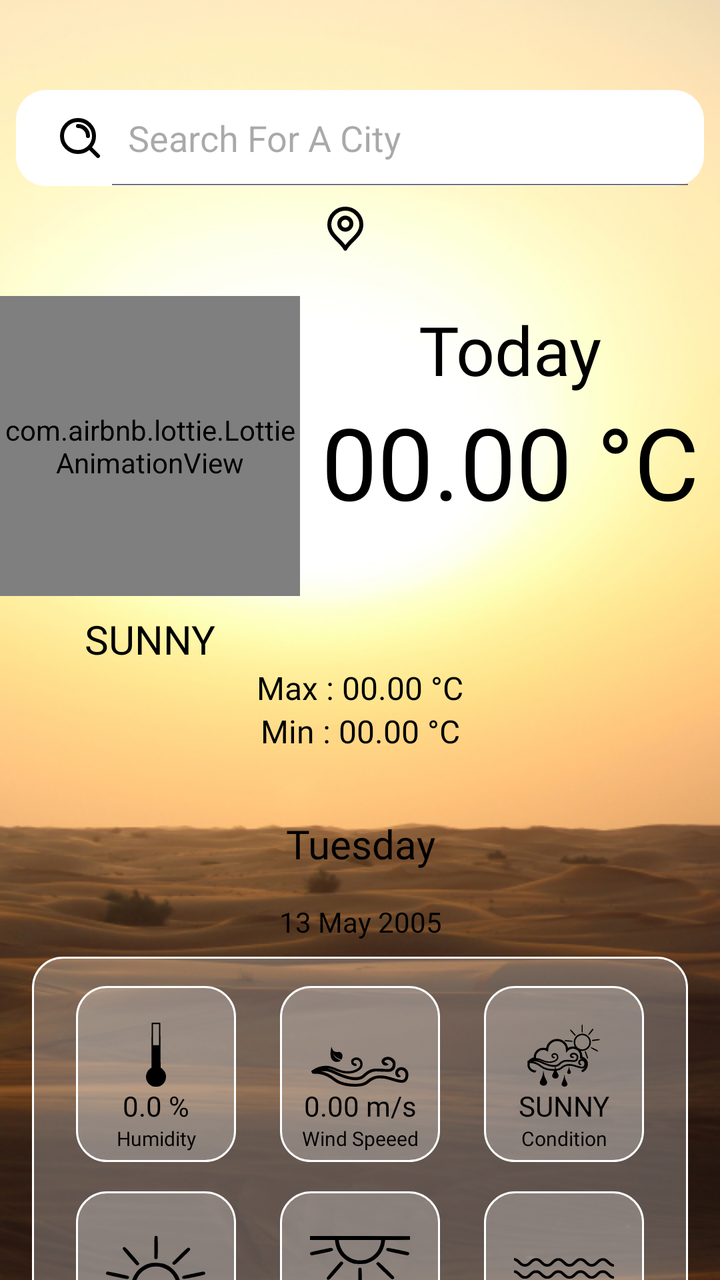
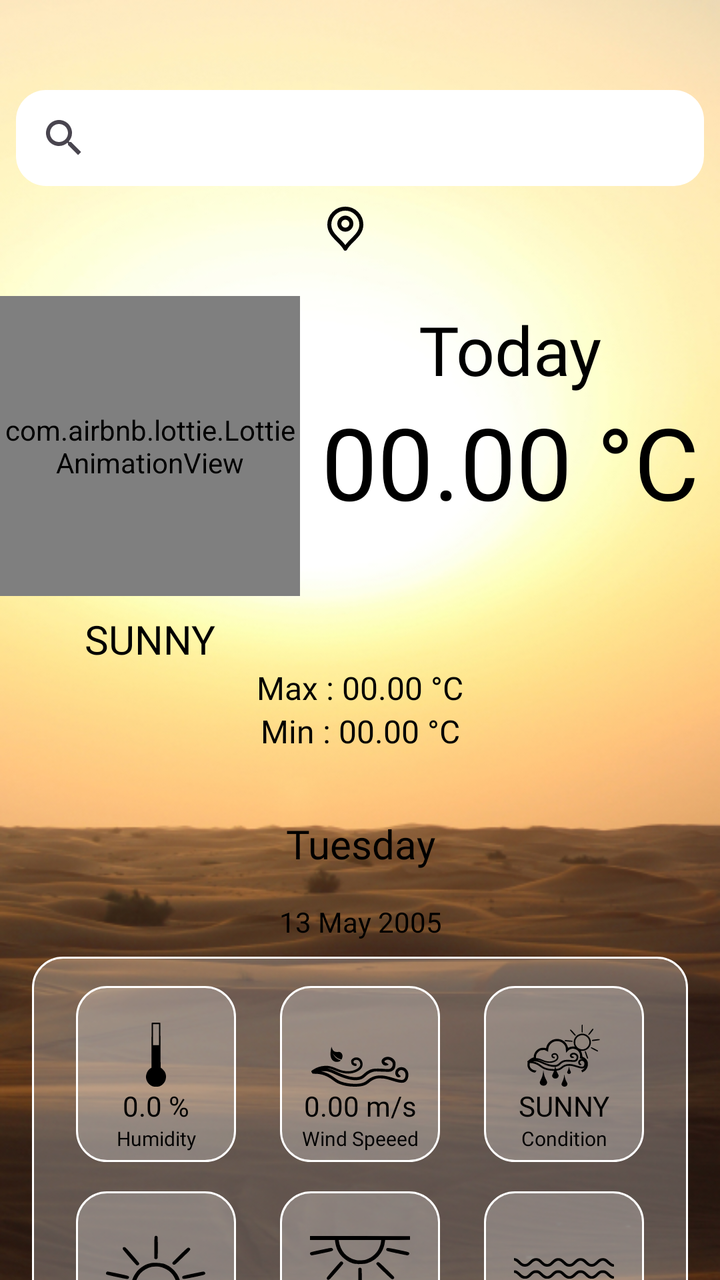

Compare the two renders of this Android layout. The source of the first and the diff that turns it into the second are given below.
<!-- AndroidManifest.xml: application theme Theme.WheatherApp -->
<!-- res/layout/activity_main.xml -->
<?xml version="1.0" encoding="utf-8"?>
<androidx.constraintlayout.widget.ConstraintLayout xmlns:android="http://schemas.android.com/apk/res/android"
    xmlns:app="http://schemas.android.com/apk/res-auto"
    xmlns:tools="http://schemas.android.com/tools"
    android:id="@+id/main"
    android:layout_width="match_parent"
    android:layout_height="match_parent"
    android:background="@drawable/sunny_background"
    tools:context=".MainActivity">

    <SearchView
        android:id="@+id/searchView"
        android:layout_width="0dp"
        android:layout_height="wrap_content"
        android:layout_marginStart="8dp"
        android:layout_marginTop="45dp"
        android:layout_marginEnd="8dp"
        android:background="@drawable/searchviewshape"
        android:iconifiedByDefault="false"
        android:queryHint="Search For A City"
        android:searchIcon="@drawable/search"
        app:layout_constraintEnd_toEndOf="parent"
        app:layout_constraintStart_toStartOf="parent"
        app:layout_constraintTop_toTopOf="parent" />

    <TextView
        android:id="@+id/cityName"
        android:layout_width="wrap_content"
        android:layout_height="wrap_content"
        android:layout_marginTop="8dp"
        android:drawableLeft="@drawable/loctaion"
        android:drawablePadding="15dp"
        android:fontFamily="@font/merriweathersans_medium"
        android:textColor="@color/black"
        android:textSize="20sp"
        app:layout_constraintEnd_toEndOf="@+id/searchView"
        app:layout_constraintStart_toStartOf="@+id/searchView"
        app:layout_constraintTop_toBottomOf="@+id/searchView" />

    <com.airbnb.lottie.LottieAnimationView
        android:id="@+id/lottieAnimationView"
        android:layout_width="150dp"
        android:layout_height="150dp"
        android:layout_marginTop="20dp"
        app:layout_constraintStart_toStartOf="parent"
        app:layout_constraintTop_toBottomOf="@+id/cityName"
        app:lottie_autoPlay="true"
        app:lottie_loop="true"
        app:lottie_rawRes="@raw/sun" />


    <TextView
        android:id="@+id/textView2"
        android:layout_width="wrap_content"
        android:layout_height="wrap_content"
        android:layout_marginTop="24dp"
        android:fontFamily="@font/merriweathersans_bold"
        android:text="Today"
        android:textColor="@color/black"
        android:textSize="34sp"
        app:layout_constraintEnd_toEndOf="parent"
        app:layout_constraintStart_toEndOf="@+id/lottieAnimationView"
        app:layout_constraintTop_toBottomOf="@+id/cityName" />

    <TextView
        android:id="@+id/temp"
        android:layout_width="wrap_content"
        android:layout_height="wrap_content"
        android:fontFamily="@font/merriweathersans_bold"
        android:text="00.00 °C"
        android:textColor="@color/black"
        android:textSize="50sp"
        app:layout_constraintEnd_toEndOf="@+id/textView2"
        app:layout_constraintStart_toStartOf="@+id/textView2"
        app:layout_constraintTop_toBottomOf="@+id/textView2" />

    <TextView
        android:id="@+id/weather"
        android:layout_width="wrap_content"
        android:layout_height="wrap_content"
        android:layout_marginTop="8dp"
        android:fontFamily="@font/merriweathersans_medium"
        android:text="SUNNY"
        android:textColor="@color/black"
        android:textSize="20sp"
        app:layout_constraintEnd_toEndOf="@+id/lottieAnimationView"
        app:layout_constraintStart_toStartOf="@+id/lottieAnimationView"
        app:layout_constraintTop_toBottomOf="@+id/lottieAnimationView" />

    <TextView
        android:id="@+id/max_temp"
        android:layout_width="wrap_content"
        android:layout_height="wrap_content"
        android:fontFamily="@font/merriweathersans_regular"
        android:text="Max : 00.00 °C"
        android:textColor="@color/black"
        android:textSize="16sp"
        app:layout_constraintEnd_toEndOf="parent"
        app:layout_constraintStart_toStartOf="parent"
        app:layout_constraintTop_toBottomOf="@+id/weather" />

    <TextView
        android:id="@+id/min_temp"
        android:layout_width="wrap_content"
        android:layout_height="wrap_content"
        android:fontFamily="@font/merriweathersans_regular"
        android:text="Min : 00.00 °C"
        android:textColor="@color/black"
        android:textSize="16sp"
        app:layout_constraintEnd_toEndOf="@+id/max_temp"
        app:layout_constraintStart_toStartOf="@+id/max_temp"
        app:layout_constraintTop_toBottomOf="@+id/max_temp" />

    <TextView
        android:id="@+id/day"
        android:layout_width="wrap_content"
        android:layout_height="wrap_content"
        android:layout_marginTop="32dp"
        android:fontFamily="@font/merriweathersans_bold"
        android:text="Tuesday"
        android:textColor="@color/black"
        android:textSize="20sp"
        app:layout_constraintEnd_toEndOf="@+id/min_temp"
        app:layout_constraintStart_toStartOf="@+id/min_temp"
        app:layout_constraintTop_toBottomOf="@+id/min_temp" />

    <TextView
        android:id="@+id/date"
        android:layout_width="wrap_content"
        android:layout_height="wrap_content"
        android:layout_marginTop="16dp"
        android:fontFamily="@font/merriweathersans_regular"
        android:text="13 May 2005"
        android:textColor="@color/black"
        app:layout_constraintEnd_toEndOf="@+id/day"
        app:layout_constraintStart_toStartOf="@+id/day"
        app:layout_constraintTop_toBottomOf="@+id/day" />

    <FrameLayout
        android:id="@+id/frameLayout"
        android:layout_width="match_parent"
        android:layout_height="220dp"
        android:layout_marginStart="16dp"
        android:layout_marginTop="8dp"
        android:layout_marginEnd="16dp"
        android:background="@drawable/backgroundshape"
        app:layout_constraintEnd_toEndOf="parent"
        app:layout_constraintStart_toStartOf="parent"
        app:layout_constraintTop_toBottomOf="@+id/date">

        <androidx.constraintlayout.widget.ConstraintLayout
            android:layout_width="match_parent"
            android:layout_height="match_parent">

            <LinearLayout
                android:id="@+id/linearLayout"
                android:layout_width="80dp"
                android:layout_height="88dp"
                android:background="@drawable/backgroundshape"
                android:gravity="bottom|center_vertical"
                android:orientation="vertical">

                <ImageView
                    android:layout_width="match_parent"
                    android:layout_height="wrap_content"
                    app:srcCompat="@drawable/humidity" />

                <TextView
                    android:id="@+id/humidity"
                    android:layout_width="match_parent"
                    android:layout_height="wrap_content"
                    android:fontFamily="@font/merriweathersans_medium"
                    android:gravity="center"
                    android:text="0.0 %"
                    android:textColor="@color/black" />

                <TextView
                    android:layout_width="match_parent"
                    android:layout_height="wrap_content"
                    android:layout_marginBottom="5dp"
                    android:fontFamily="@font/merriweathersans_medium"
                    android:gravity="center"
                    android:text="Humidity"
                    android:textColor="@color/black"
                    android:textSize="10sp" />
            </LinearLayout>

            <LinearLayout
                android:id="@+id/linearLayout2"
                android:layout_width="80dp"
                android:layout_height="88dp"
                android:background="@drawable/backgroundshape"
                android:gravity="bottom|center_vertical"
                android:orientation="vertical">

                <ImageView
                    android:layout_width="match_parent"
                    android:layout_height="wrap_content"
                    app:srcCompat="@drawable/wind" />

                <TextView
                    android:id="@+id/windSpeed"
                    android:layout_width="match_parent"
                    android:layout_height="wrap_content"
                    android:fontFamily="@font/merriweathersans_medium"
                    android:gravity="center"
                    android:text="0.00 m/s"
                    android:textColor="@color/black" />

                <TextView
                    android:layout_width="match_parent"
                    android:layout_height="wrap_content"
                    android:layout_marginBottom="5dp"
                    android:fontFamily="@font/merriweathersans_medium"
                    android:gravity="center"
                    android:text="Wind Speeed"
                    android:textColor="@color/black"
                    android:textSize="10sp" />
            </LinearLayout>

            <LinearLayout
                android:id="@+id/linearLayout3"
                android:layout_width="80dp"
                android:layout_height="88dp"
                android:background="@drawable/backgroundshape"
                android:gravity="bottom|center_vertical"
                android:orientation="vertical">

                <ImageView
                    android:layout_width="match_parent"
                    android:layout_height="wrap_content"
                    app:srcCompat="@drawable/conditions" />

                <TextView
                    android:id="@+id/condition"
                    android:layout_width="match_parent"
                    android:layout_height="wrap_content"
                    android:fontFamily="@font/merriweathersans_medium"
                    android:gravity="center"
                    android:text="SUNNY"
                    android:textAllCaps="true"
                    android:textColor="@color/black" />

                <TextView
                    android:layout_width="match_parent"
                    android:layout_height="wrap_content"
                    android:layout_marginBottom="5dp"
                    android:fontFamily="@font/merriweathersans_medium"
                    android:gravity="center"
                    android:text="Condition"
                    android:textColor="@color/black"
                    android:textSize="10sp" />
            </LinearLayout>

            <LinearLayout
                android:id="@+id/linearLayout4"
                android:layout_width="80dp"
                android:layout_height="88dp"
                android:background="@drawable/backgroundshape"
                android:gravity="bottom|center_vertical"
                android:orientation="vertical">

                <ImageView
                    android:layout_width="match_parent"
                    android:layout_height="wrap_content"
                    app:srcCompat="@drawable/sunrise" />

                <TextView
                    android:id="@+id/sunrise"
                    android:layout_width="match_parent"
                    android:layout_height="wrap_content"
                    android:fontFamily="@font/merriweathersans_medium"
                    android:gravity="center"
                    android:text="00:00"
                    android:textColor="@color/black" />

                <TextView
                    android:layout_width="match_parent"
                    android:layout_height="wrap_content"
                    android:layout_marginBottom="5dp"
                    android:fontFamily="@font/merriweathersans_medium"
                    android:gravity="center"
                    android:text="Sunrise"
                    android:textColor="@color/black"
                    android:textSize="10sp" />
            </LinearLayout>

            <LinearLayout
                android:id="@+id/linearLayout5"
                android:layout_width="80dp"
                android:layout_height="88dp"
                android:background="@drawable/backgroundshape"
                android:gravity="bottom|center_vertical"
                android:orientation="vertical">

                <ImageView
                    android:layout_width="match_parent"
                    android:layout_height="wrap_content"
                    app:srcCompat="@drawable/sunset" />

                <TextView
                    android:id="@+id/sunset"
                    android:layout_width="match_parent"
                    android:layout_height="wrap_content"
                    android:fontFamily="@font/merriweathersans_medium"
                    android:gravity="center"
                    android:text="00:00"
                    android:textColor="@color/black" />

                <TextView
                    android:layout_width="match_parent"
                    android:layout_height="wrap_content"
                    android:layout_marginBottom="5dp"
                    android:fontFamily="@font/merriweathersans_medium"
                    android:gravity="center"
                    android:text="Sunset"
                    android:textColor="@color/black"
                    android:textSize="10sp" />
            </LinearLayout>

            <LinearLayout
                android:id="@+id/linearLayout6"
                android:layout_width="80dp"
                android:layout_height="88dp"
                android:background="@drawable/backgroundshape"
                android:gravity="bottom|center_vertical"
                android:orientation="vertical">

                <ImageView
                    android:layout_width="match_parent"
                    android:layout_height="wrap_content"
                    app:srcCompat="@drawable/sea" />

                <TextView
                    android:id="@+id/sea"
                    android:layout_width="match_parent"
                    android:layout_height="wrap_content"
                    android:fontFamily="@font/merriweathersans_medium"
                    android:gravity="center"
                    android:text="000 hPa"
                    android:textColor="@color/black" />

                <TextView
                    android:layout_width="match_parent"
                    android:layout_height="wrap_content"
                    android:layout_marginBottom="5dp"
                    android:fontFamily="@font/merriweathersans_medium"
                    android:gravity="center"
                    android:text="Sea Level"
                    android:textColor="@color/black"
                    android:textSize="10sp" />
            </LinearLayout>

            <androidx.constraintlayout.helper.widget.Flow
                android:id="@+id/flow"
                android:layout_width="0dp"
                android:layout_height="0dp"
                android:orientation="horizontal"
                app:constraint_referenced_ids="linearLayout,linearLayout2,linearLayout3,linearLayout4,linearLayout5,linearLayout6,textView11"
                app:flow_maxElementsWrap="3"
                app:flow_wrapMode="chain"
                app:layout_constraintBottom_toBottomOf="parent"
                app:layout_constraintEnd_toEndOf="parent"
                app:layout_constraintStart_toStartOf="parent"
                app:layout_constraintTop_toTopOf="parent" />
        </androidx.constraintlayout.widget.ConstraintLayout>

    </FrameLayout>

    <TextView
        android:id="@+id/textView11"
        android:layout_width="wrap_content"
        android:layout_height="wrap_content"
        android:layout_marginBottom="16dp"
        android:fontFamily="@font/merriweathersans_medium"
        android:text="DESIGN BY\nKartik"
        android:textAlignment="center"
        android:textColor="@color/white"
        app:layout_constraintBottom_toBottomOf="parent"
        app:layout_constraintEnd_toEndOf="parent"
        app:layout_constraintStart_toStartOf="parent"
        app:layout_constraintTop_toBottomOf="@+id/frameLayout" />

</androidx.constraintlayout.widget.ConstraintLayout>
<!-- resources referenced by this layout -->
<resources>
  <color name="black">#FF000000</color>
  <color name="white">#FFFFFFFF</color>
  <!-- drawable backgroundshape (drawable) -->
  <?xml version="1.0" encoding="utf-8"?>
  <shape xmlns:android="http://schemas.android.com/apk/res/android">
  <solid android:color="#40FFFFFF"/>
      <corners android:radius="15dp"/>
  <stroke android:color="@color/white" android:width="1dp"/>
  
  </shape>
  <!-- drawable conditions: vector/xml drawable (drawable, 9111 chars, omitted) -->
  <!-- drawable humidity (drawable) -->
  <vector xmlns:android="http://schemas.android.com/apk/res/android"
      android:width="10dp"
      android:height="32dp"
      android:viewportWidth="10"
      android:viewportHeight="32">
    <path
        android:pathData="M2.891,0.064C2.831,0.124 2.786,5.203 2.786,11.337L2.772,22.505L2.101,22.942C0.759,23.801 -0.18,25.956 0.029,27.644C0.238,29.332 1.341,30.87 2.921,31.653C3.487,31.94 3.86,32 5.022,32C6.229,32 6.557,31.94 7.183,31.638C9.702,30.372 10.716,27.283 9.464,24.721C9.151,24.088 7.69,22.58 7.392,22.58C7.318,22.58 7.243,17.984 7.228,11.307L7.183,0.049L5.082,0.004C3.934,-0.011 2.95,0.019 2.891,0.064ZM6.513,6.002V11.277H5.022H3.532V6.002V0.727H5.022H6.513V6.002Z"
        android:fillColor="#000000"/>
  </vector>
  <!-- drawable loctaion (drawable) -->
  <vector xmlns:android="http://schemas.android.com/apk/res/android"
      android:width="18dp"
      android:height="22dp"
      android:viewportWidth="18"
      android:viewportHeight="22">
    <path
        android:pathData="M9,11.5C10.657,11.5 12,10.157 12,8.5C12,6.843 10.657,5.5 9,5.5C7.343,5.5 6,6.843 6,8.5C6,10.157 7.343,11.5 9,11.5Z"
        android:strokeLineJoin="round"
        android:strokeWidth="2"
        android:fillColor="#00000000"
        android:strokeColor="#000000"
        android:strokeLineCap="round"/>
    <path
        android:pathData="M9,21C11,17 17,14.418 17,9C17,4.582 13.418,1 9,1C4.582,1 1,4.582 1,9C1,14.418 7,17 9,21Z"
        android:strokeLineJoin="round"
        android:strokeWidth="2"
        android:fillColor="#00000000"
        android:strokeColor="#000000"
        android:strokeLineCap="round"/>
  </vector>
  <!-- drawable sea: vector/xml drawable (drawable, 4572 chars, omitted) -->
  <!-- drawable search (drawable) -->
  <vector xmlns:android="http://schemas.android.com/apk/res/android"
      android:width="20dp"
      android:height="20dp"
      android:viewportWidth="20"
      android:viewportHeight="20">
    <path
        android:pathData="M19,19L14.65,14.65M9,4C11.761,4 14,6.239 14,9M17,9C17,13.418 13.418,17 9,17C4.582,17 1,13.418 1,9C1,4.582 4.582,1 9,1C13.418,1 17,4.582 17,9Z"
        android:strokeLineJoin="round"
        android:strokeWidth="2"
        android:fillColor="#00000000"
        android:strokeColor="#000000"
        android:strokeLineCap="round"/>
  </vector>
  <!-- drawable searchviewshape (drawable) -->
  <?xml version="1.0" encoding="utf-8"?>
  <shape xmlns:android="http://schemas.android.com/apk/res/android">
  <solid android:color="@color/white"/>
      <corners android:radius="15dp"/>
  </shape>
  <!-- drawable sunny_background: jpg bitmap (drawable, 152761 bytes) -->
  <!-- drawable sunrise: vector/xml drawable (drawable, 2528 chars, omitted) -->
  <!-- drawable sunset: vector/xml drawable (drawable, 2488 chars, omitted) -->
  <!-- drawable wind: vector/xml drawable (drawable, 3501 chars, omitted) -->
  <style name="Theme.WheatherApp" parent="Base.Theme.WheatherApp" />
  <style name="Base.Theme.WheatherApp" parent="Theme.Material3.DayNight.NoActionBar">
          
          
      </style>
</resources>

<!-- the commit's change to res/layout/activity_main.xml (unified diff, before → after) -->
@@ -8,7 +8,7 @@
     android:background="@drawable/sunny_background"
     tools:context=".MainActivity">
 
-    <SearchView
+    <androidx.appcompat.widget.SearchView
         android:id="@+id/searchView"
         android:layout_width="0dp"
         android:layout_height="wrap_content"
@@ -362,7 +362,8 @@
                 app:layout_constraintBottom_toBottomOf="parent"
                 app:layout_constraintEnd_toEndOf="parent"
                 app:layout_constraintStart_toStartOf="parent"
-                app:layout_constraintTop_toTopOf="parent" />
+                app:layout_constraintTop_toTopOf="parent"
+                tools:ignore="NotSibling" />
         </androidx.constraintlayout.widget.ConstraintLayout>
 
     </FrameLayout>
